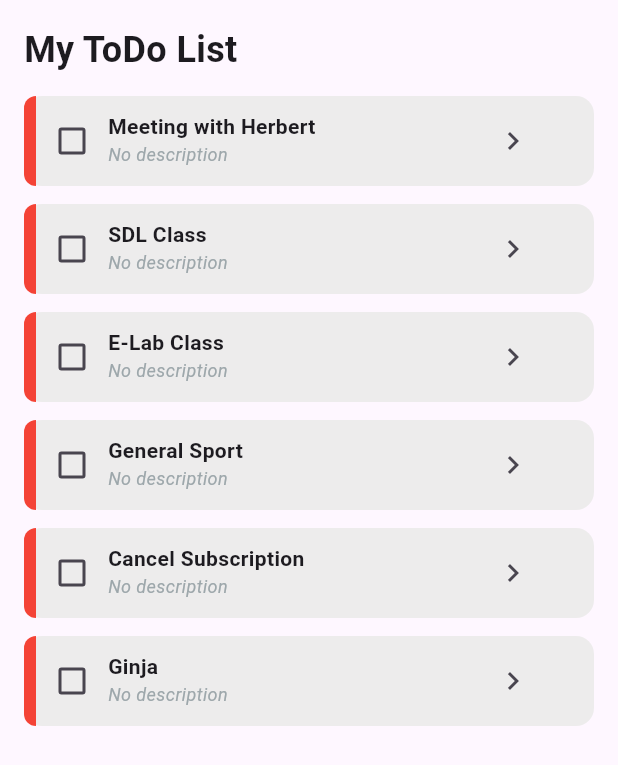
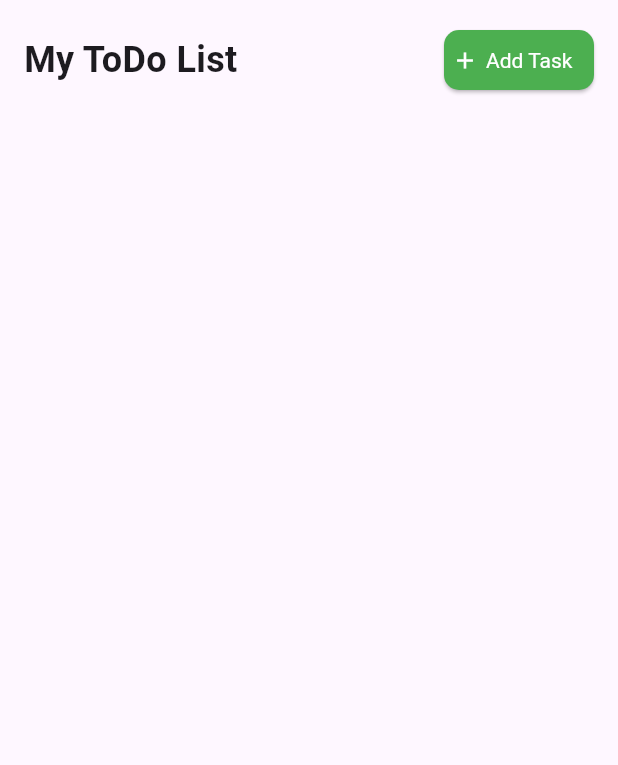
Before and after one commit to ndahirwaSosthene/fitness_ai, a Flutter app: the screen it shows after launch, on a phone screen of 412 x 824 dp. Shown: the top 765 px of the screen. Run offline on Flutter 3.47's test engine with Material 3 defaults, Android fonts, the phone set to English and light mode, and no system bars.

Commit message:
Add simple backend of addition of task and description

```diff
--- a/lib/components/todo_tile.dart
+++ b/lib/components/todo_tile.dart
@@ -1,4 +1,5 @@
 import 'package:flutter/material.dart';
+
 
 class TodoTile extends StatefulWidget {
   const TodoTile({
--- a/lib/pages/todo_page.dart
+++ b/lib/pages/todo_page.dart
@@ -1,5 +1,12 @@
 import 'package:fitness_ai/components/todo_tile.dart';
 import 'package:flutter/material.dart';
+
+class Task {
+  String name; // eg: "Meeting"
+  String description; // eg: "Discuss project"
+
+  Task({required this.name, this.description = 'No description'});
+}
 
 class TodoPage extends StatefulWidget {
   const TodoPage({super.key});
@@ -9,6 +16,84 @@
 }
 
 class _TodoPageState extends State<TodoPage> {
+  List<Task> tasks = []; // List of Task containers
+  TextEditingController _taskNameController = TextEditingController();
+  TextEditingController _taskDescController = TextEditingController();
+
+  void _showAddTaskDialog() async {
+    Task? newTask = await showDialog<Task>(
+      context: context,
+      builder: (BuildContext context) {
+        return AlertDialog(
+          title: Text('Add New Task'),
+          content: Column(
+            mainAxisSize: MainAxisSize.min,
+            children: [
+              TextField(
+                controller: _taskNameController,
+                decoration: InputDecoration(
+                  hintText: 'Enter task name',
+                  border: OutlineInputBorder(),
+                ),
+                autofocus: false,
+              ),
+              SizedBox(height: 10),
+              TextField(
+                controller: _taskDescController,
+                decoration: InputDecoration(
+                  hintText: 'Enter task description',
+                  border: OutlineInputBorder(),
+                ),
+                autofocus: false,
+              ),
+            ],
+          ),
+          actions: [
+            TextButton(
+              onPressed: () {
+                _taskNameController.clear();
+                Navigator.pop(context);
+              },
+              child: Text('Cancel'),
+            ),
+            ElevatedButton(
+              onPressed: () {
+                String taskName = _taskNameController.text.trim();
+                String taskDesc = _taskDescController.text.trim();
+
+                if (taskName.isNotEmpty) {
+                  // Instead of combining strings, create a Task container
+                  Task newTask = Task(
+                    name: taskName,
+                    description: taskDesc.isNotEmpty
+                        ? taskDesc
+                        : 'No description',
+                  );
+
+                  _taskNameController.clear();
+                  _taskDescController.clear();
+                  Navigator.pop(
+                    context,
+                    newTask,
+                  ); // Return Task instead of String
+                } else {
+                  Navigator.pop(context);
+                }
+              },
+              child: Text('Add Task'),
+            ),
+          ],
+        );
+      },
+    );
+
+    if (newTask != null) {
+      setState(() {
+        tasks.add(newTask); // Add Task object to list
+      });
+    }
+  }
+
   @override
   Widget build(BuildContext context) {
     return Scaffold(
@@ -18,20 +103,54 @@
           child: Center(
             child: ListView(
               children: [
-                Title(
-                  color: Colors.black,
-                  child: Text(
-                    'My ToDo List',
-                    style: TextStyle(fontSize: 24, fontWeight: FontWeight.bold),
-                  ),
+                Row(
+                  children: [
+                    Title(
+                      color: Colors.black,
+                      child: Text(
+                        'My ToDo List',
+                        style: TextStyle(
+                          fontSize: 24,
+                          fontWeight: FontWeight.bold,
+                        ),
+                      ),
+                    ),
+                    Spacer(),
+                    ElevatedButton(
+                      onPressed: _showAddTaskDialog,
+                      style: ElevatedButton.styleFrom(
+                        padding: EdgeInsets.all(5),
+                        shape: RoundedRectangleBorder(
+                          borderRadius: BorderRadius.circular(10),
+                        ),
+                        backgroundColor: Colors.green,
+                        foregroundColor: Colors.white,
+                        textStyle: TextStyle(color: Colors.white),
+                        maximumSize: Size(100, 50),
+                      ),
+                      child: Row(
+                        children: [
+                          Icon(Icons.add),
+                          SizedBox(width: 5),
+                          Text('Add Task'),
+                        ],
+                      ),
+                    ),
+                  ],
                 ),
                 SizedBox(height: 8),
-                TodoTile(task: 'Meeting with Herbert'),
-                TodoTile(task: 'SDL Class'),
-                TodoTile(task: 'E-Lab Class'),
-                TodoTile(task: 'General Sport'),
-                TodoTile(task: 'Cancel Subscription'),
-                TodoTile(task: 'Ginja'),
+
+                ListView.builder(
+                  shrinkWrap: true,
+                  // physics: NeverScrollableScrollPhysics(),
+                  itemCount: tasks.length,
+                  itemBuilder: (context, index) {
+                    return TodoTile(
+                      task: tasks[index].name, // Extract name from Task
+                      description: tasks[index].description, // Extract description from Task
+                    );
+                  },
+                ),
               ],
             ),
           ),
```
